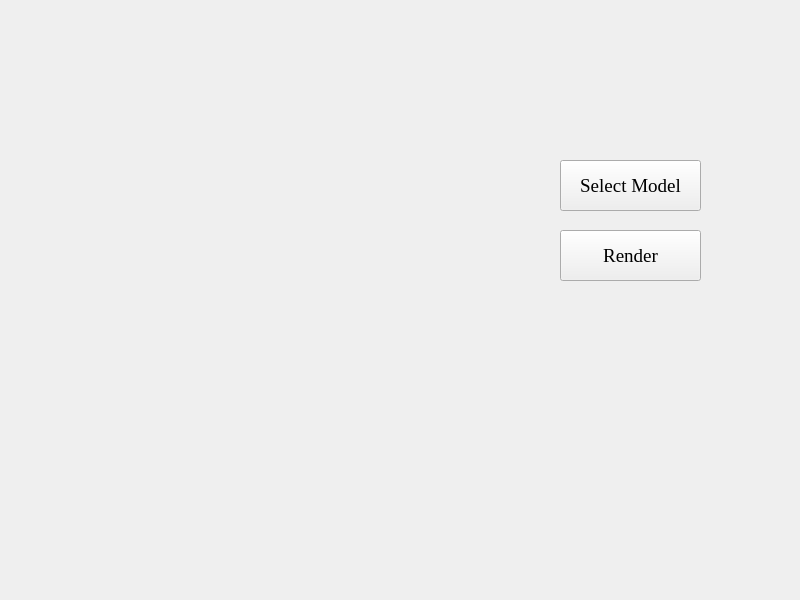
Qt form widget.ui (JiaoKM/Beginner_Renderer_JKodak) before a commit.
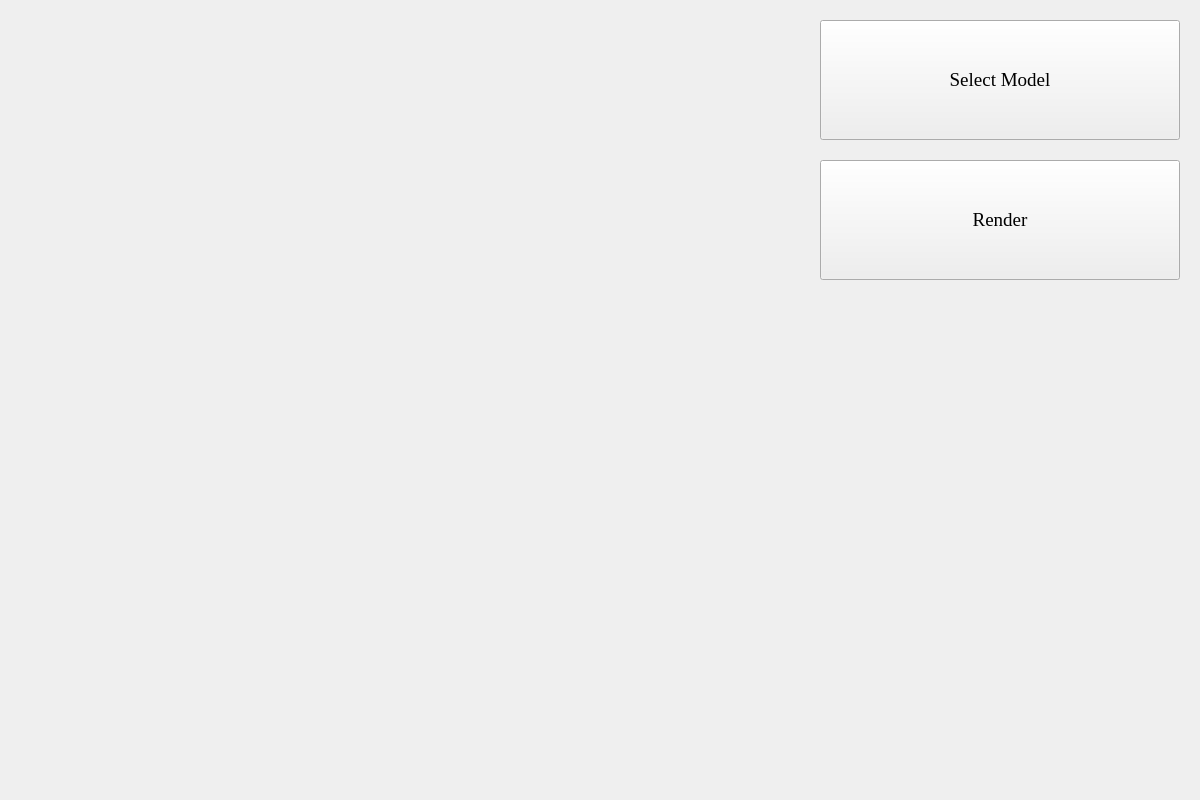
The same form after that commit.

```diff
--- a/widget.ui
+++ b/widget.ui
@@ -6,8 +6,8 @@
    <rect>
     <x>0</x>
     <y>0</y>
-    <width>800</width>
-    <height>600</height>
+    <width>1200</width>
+    <height>800</height>
    </rect>
   </property>
   <property name="windowTitle">
@@ -16,10 +16,10 @@
   <widget class="QPushButton" name="RenderButton">
    <property name="geometry">
     <rect>
-     <x>560</x>
-     <y>230</y>
-     <width>141</width>
-     <height>51</height>
+     <x>820</x>
+     <y>160</y>
+     <width>360</width>
+     <height>120</height>
     </rect>
    </property>
    <property name="font">
@@ -35,10 +35,10 @@
   <widget class="QPushButton" name="ModelSelect">
    <property name="geometry">
     <rect>
-     <x>560</x>
-     <y>160</y>
-     <width>141</width>
-     <height>51</height>
+     <x>820</x>
+     <y>20</y>
+     <width>360</width>
+     <height>120</height>
     </rect>
    </property>
    <property name="font">
@@ -51,6 +51,19 @@
     <string>Select Model</string>
    </property>
   </widget>
+  <widget class="QLabel" name="ShowLabel">
+   <property name="geometry">
+    <rect>
+     <x>0</x>
+     <y>0</y>
+     <width>800</width>
+     <height>800</height>
+    </rect>
+   </property>
+   <property name="text">
+    <string/>
+   </property>
+  </widget>
  </widget>
  <resources/>
  <connections/>
```
